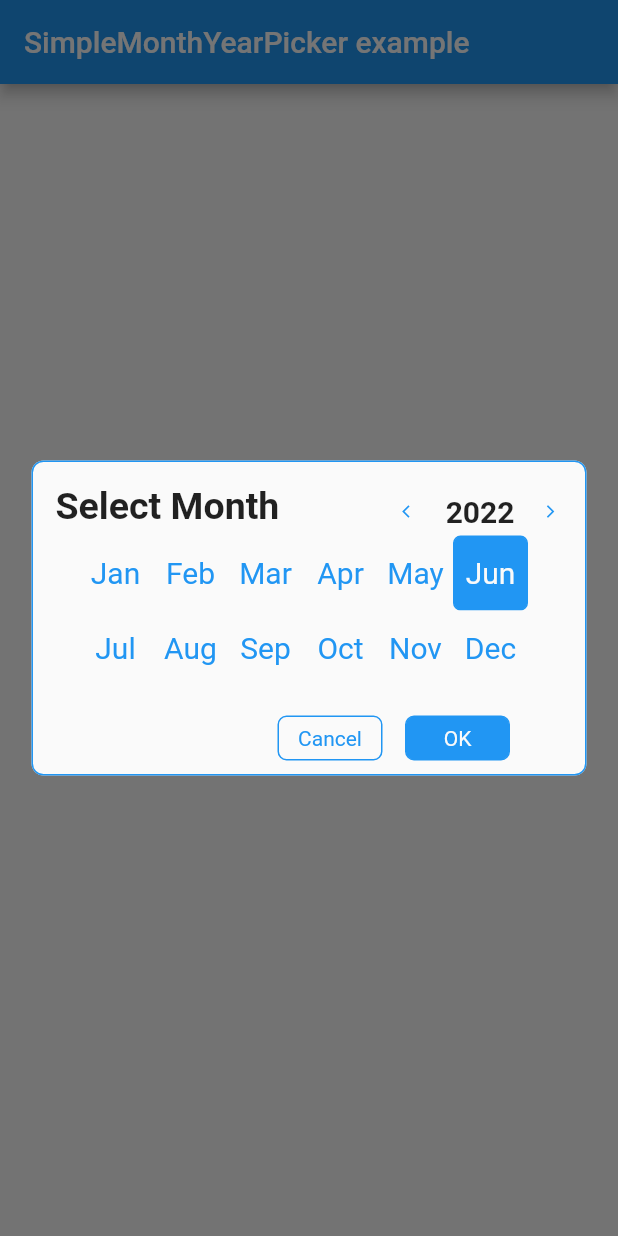
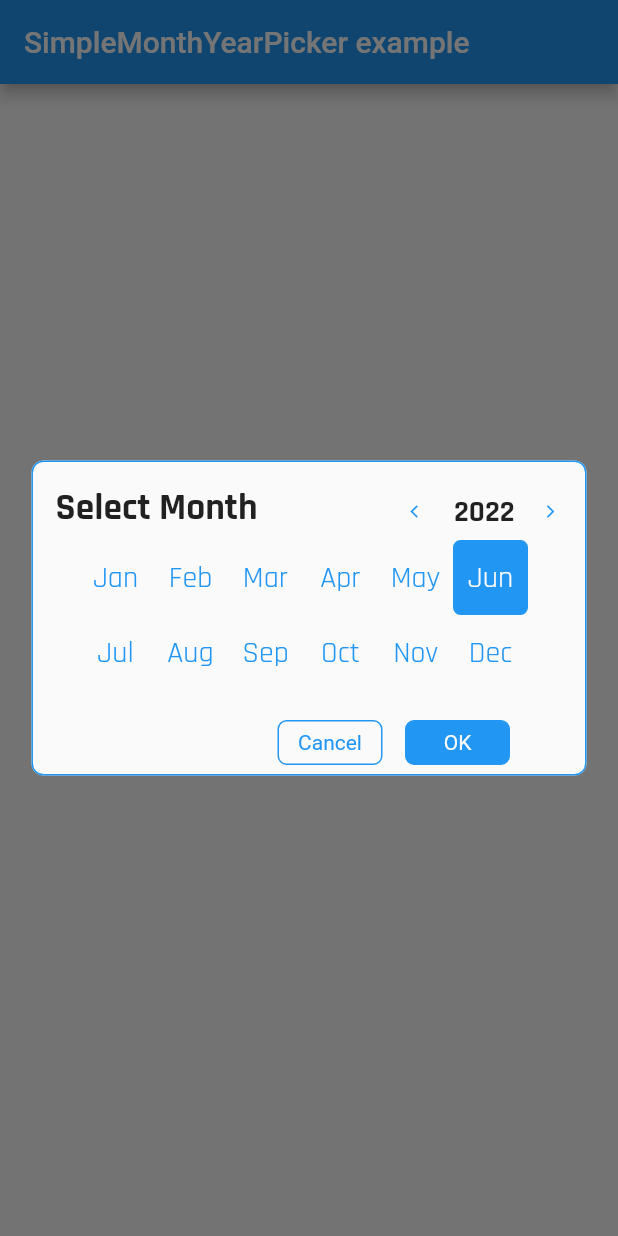
Before and after one commit to sivaprasadnk/SimpleMonthYearPicker, a Flutter app: the screen it shows after launch, after a tap on "show dialog", on a phone screen of 412 x 824 dp. Run offline on Flutter 3.47's test engine with Material 2 defaults, Android fonts, the phone set to English and light mode, and no system bars.

Commit message:
updating default arguments

```diff
--- a/lib/simple_month_year_picker.dart
+++ b/lib/simple_month_year_picker.dart
@@ -24,13 +24,13 @@ class SimpleMonthYearPicker {
   ///
   /// The [context] argument must not be null.
   ///
-  /// The [titleFontFamily] is optional. Defaults to Theme.of(context).textTheme.caption.fontFamily.
+  /// The [titleFontFamily] is optional.  Defaults to 'Rajdhani' fontFamily.
   /// It sets the font-family to use in 'Select Month' title.
   ///
-  /// The [yearTextFontFamily] argument is optional. Defaults to Theme.of(context).textTheme.bodyMedium.fontFamily.
+  /// The [yearTextFontFamily] argument is optional. Defaults to 'Rajdhani' fontFamily.
   /// It sets the font-family to use in displayed year .
   ///
-  /// The [monthTextFontFamily] argument is optional. Defaults to Theme.of(context).textTheme.bodyMedium.fontFamily.
+  /// The [monthTextFontFamily] argument is optional. Defaults to 'Rajdhani' fontFamily.
   /// It sets the font-family to use in month text.
   ///
   /// The [backgroundColor] argument is optional. Defaults to Theme.of(context).scaffoldBackgroundColor.
@@ -40,7 +40,7 @@ class SimpleMonthYearPicker {
   /// It sets the background color of selected month, text-color of remaining months and button color.
   ///
   /// The [barrierDismissible] argument is optional and is used to indicate whether tapping on the barrier will dismiss the dialog.
-  ///  Defaults to false.
+  ///  Defaults to true.
   ///
 
   static Future showMonthYearPickerDialog({
@@ -89,8 +89,7 @@ class SimpleMonthYearPicker {
                         child: Text(
                           'Select Month ',
                           style: TextStyle(
-                            fontFamily: titleFontFamily ??
-                                textTheme.caption!.fontFamily,
+                            fontFamily: titleFontFamily ?? 'Rajdhani',
                             fontSize: 25,
                             fontWeight: FontWeight.bold,
                           ),
@@ -117,9 +116,7 @@ class SimpleMonthYearPicker {
                                 },
                                 onHover: (val) {},
                                 child: MonthContainer(
-                                  fontFamily: monthTextFontFamily ??
-                                      textTheme.bodyMedium!.fontFamily
-                                          .toString(),
+                                  fontFamily: monthTextFontFamily ?? 'Rajdhani',
                                   month: monthModel.name,
                                   fillColor: index + 1 == selectedMonth
                                       ? primaryColor
@@ -230,8 +227,7 @@ class SimpleMonthYearPicker {
                           selectedYear.toString(),
                           style: TextStyle(
                             fontSize: 20,
-                            fontFamily: yearTextFontFamily ??
-                                textTheme.bodyMedium!.fontFamily,
+                            fontFamily: yearTextFontFamily ?? 'Rajdhani',
                             fontWeight: FontWeight.bold,
                           ),
                         ),
--- a/pubspec.yaml
+++ b/pubspec.yaml
@@ -1,6 +1,6 @@
 name: simple_month_year_picker
 description: Simple to use month/year picker for your apps with highly customisable options.
-version: 0.0.1
+version: 0.0.2
 homepage: https://github.com/sivaprasadnk/SimpleMonthYearPicker
 
 environment:
```
Also changed, not shown: example/pubspec.lock, 4 other files.
